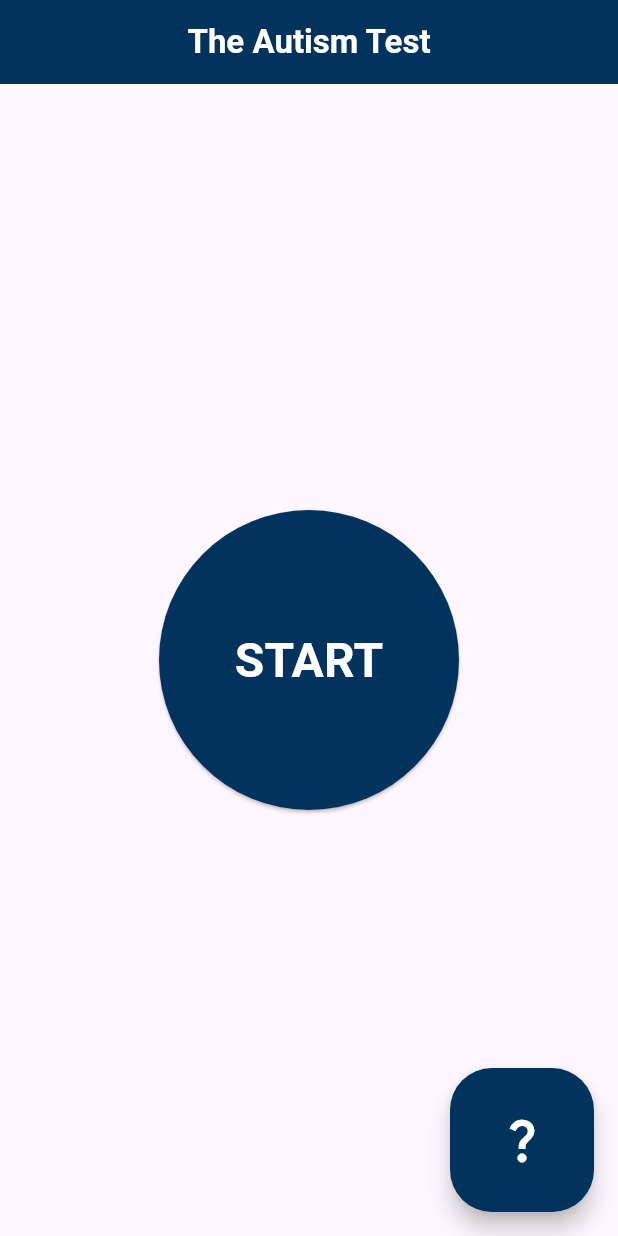
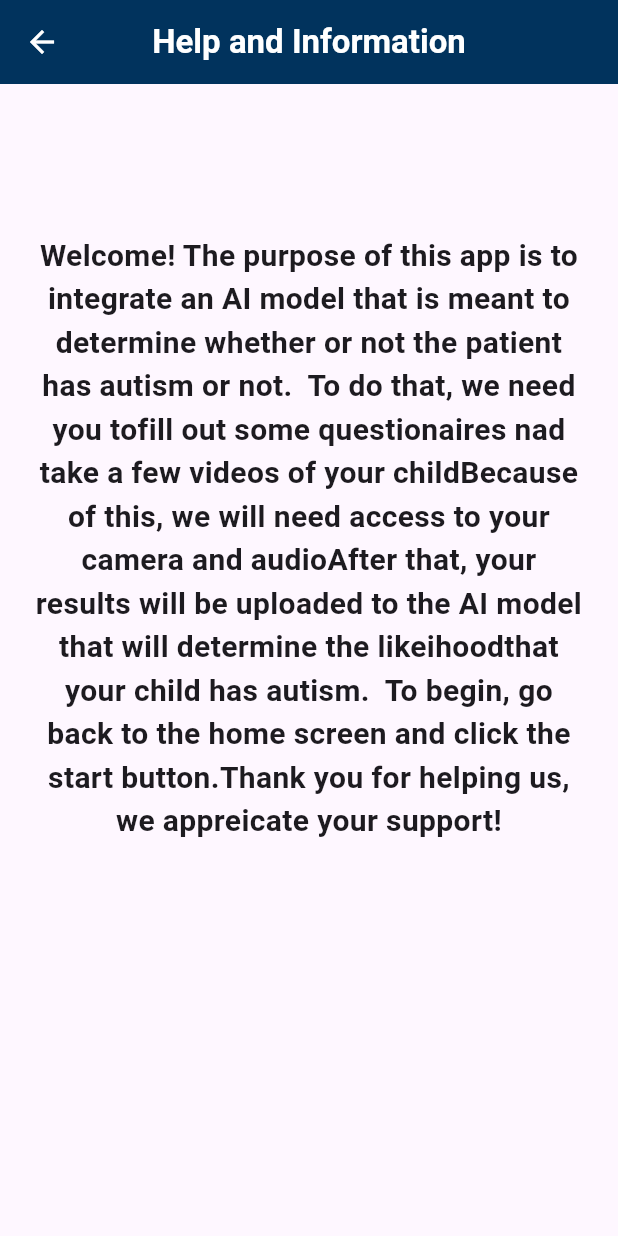
Before and after one commit to kevin200555/autism_ai_test, a Flutter app: the screen it shows after launch, after a tap on the "question mark" icon, on a phone screen of 412 x 824 dp. Run offline on Flutter 3.47's test engine with Material 3 defaults, Android fonts, the phone set to English and light mode, and no system bars; our stand-ins replace camera.

Commit message:
Made a help and information screen as well as cleaned up some parts

```diff
--- /dev/null
+++ b/lib/help_screen.dart
@@ -0,0 +1,44 @@
+import 'package:flutter/material.dart';
+
+
+class HelpScreen extends StatelessWidget {
+  const HelpScreen({super.key});
+
+  @override
+  Widget build(BuildContext context) {
+    return Scaffold(
+      appBar: AppBar(
+        title: Text(
+          'Help and Information',
+          style: TextStyle(fontWeight: FontWeight.bold, color: Colors.white),
+        ),
+        centerTitle: true,
+        iconTheme: IconThemeData(color: Colors.white),
+        backgroundColor: const Color.fromARGB(255, 1, 51, 93),
+      ),
+      body: Column(
+         children: [
+          SizedBox(
+            height: 100
+          ),
+          Padding(
+            padding: EdgeInsets.fromLTRB(20, 0, 20, 0),
+            child: Text(
+              textAlign: TextAlign.center,
+              'Welcome! The purpose of this app is to integrate an AI model that is meant to '
+              'determine whether or not the patient has autism or not.  To do that, we need you to'
+              'fill out some questionaires nad take a few videos of your child'
+              'Because of this, we will need access to your camera and audio'
+              'After that, your results will be uploaded to the AI model that will determine the likeihood'
+              'that your child has autism.  To begin, go back to the home screen and click the start button.'
+              'Thank you for helping us, we appreicate your support!',
+              style: const TextStyle(fontSize: 20, fontWeight: FontWeight.bold),
+            ),
+          ),
+
+         ]
+      )
+
+    );
+  }
+}
--- a/lib/home_screen.dart
+++ b/lib/home_screen.dart
@@ -1,3 +1,4 @@
+import 'package:autism_ai_test/help_screen.dart';
 import 'package:autism_ai_test/video_recorder.dart';
 import 'package:flutter/material.dart';
 import 'package:camera/camera.dart';
@@ -64,7 +65,14 @@ class HomeScreen extends StatelessWidget {
         ),
       ),
       floatingActionButton: FloatingActionButton.large(
-        onPressed: () {},
+        onPressed: ()  {
+                  Navigator.push(
+                    context,
+                    MaterialPageRoute(
+                      builder: (context) => HelpScreen(),
+                    ),
+                  );
+                },
         backgroundColor: const Color.fromARGB(255, 1, 51, 93),
         foregroundColor: Colors.white,
         child: const Icon(Icons.question_mark),
--- a/lib/video_recorder.dart
+++ b/lib/video_recorder.dart
@@ -132,14 +132,6 @@ class GuidedRecorderState extends State<GuidedVideoRecording> {
                     color: Colors.white,
                   )
                 : Icon(Icons.not_started, size: 96, color: Colors.white),
-            /*
-                child: Text(isRecording ? 'Stop' : 'Start',style: TextStyle(
-                    fontSize: 20,
-                    fontWeight: FontWeight.bold,
-                    color: Colors.white,
-                  ),
-                ),
-                */
           ),
         ],
       ),
```
